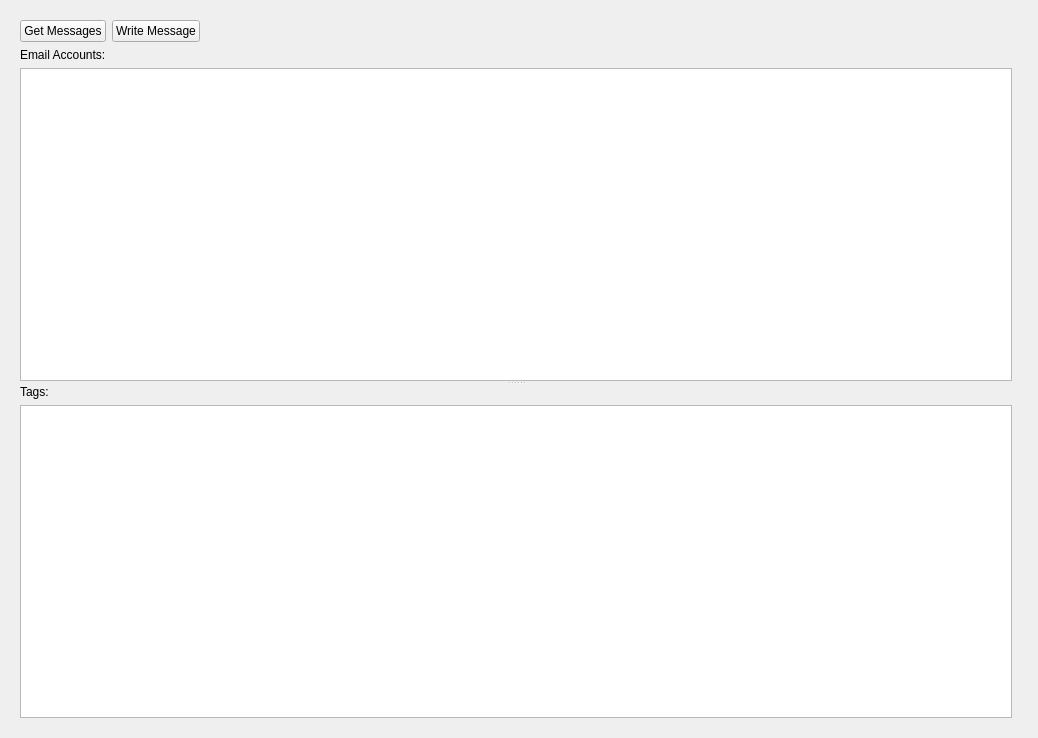
This is src/modules/windows/email/EmailContentsWidget.ui in honza-c/otter-browser as Qt 5 draws it before an edit. The edited form follows.
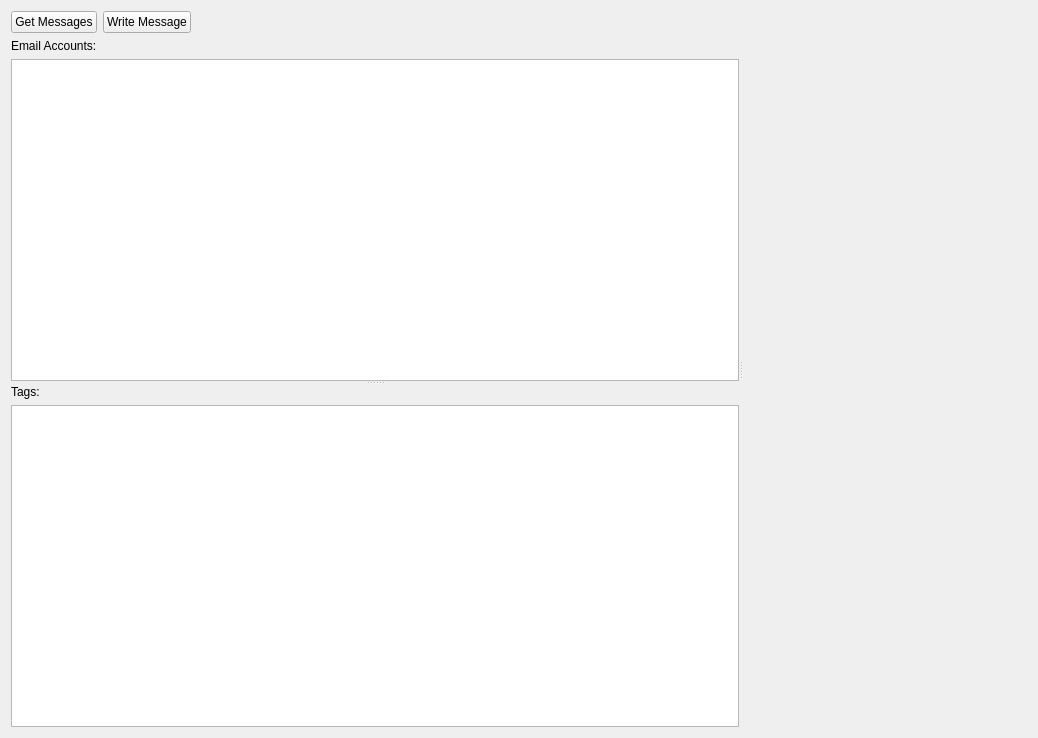
This is the edited form. Custom widgets are drawn as their Qt base class.

Commit message: EmailContentsWIdget now displays email sidebar in tab too

```diff
--- a/src/modules/windows/email/EmailContentsWidget.ui
+++ b/src/modules/windows/email/EmailContentsWidget.ui
@@ -15,10 +15,18 @@
   </property>
   <layout class="QVBoxLayout" name="verticalLayout_4">
    <item>
-    <layout class="QHBoxLayout" name="windowLayout">
-     <item>
-      <widget class="QWidget" name="emailSidebarWidget" native="true">
-       <layout class="QVBoxLayout" name="verticalLayout_3">
+    <widget class="QSplitter" name="splitter">
+     <property name="sizePolicy">
+      <sizepolicy hsizetype="Expanding" vsizetype="Expanding">
+       <horstretch>0</horstretch>
+       <verstretch>0</verstretch>
+      </sizepolicy>
+     </property>
+     <property name="orientation">
+      <enum>Qt::Horizontal</enum>
+     </property>
+     <widget class="QWidget" name="">
+      <layout class="QVBoxLayout" name="verticalLayout">
         <item>
          <layout class="QHBoxLayout" name="emailSidebarButtonsLayout">
           <item>
@@ -97,11 +105,8 @@
         </item>
        </layout>
       </widget>
-     </item>
-     <item>
       <widget class="Otter::EmailContentReaderWidget" name="emailContentReaderWidget" native="true"/>
-     </item>
-    </layout>
+    </widget>
    </item>
   </layout>
  </widget>
```
Left out of the diff: 2 changed lines with no effect on the pictures. Lines whose indentation alone changed are shown as unchanged. The commit also changes 1 other file.
